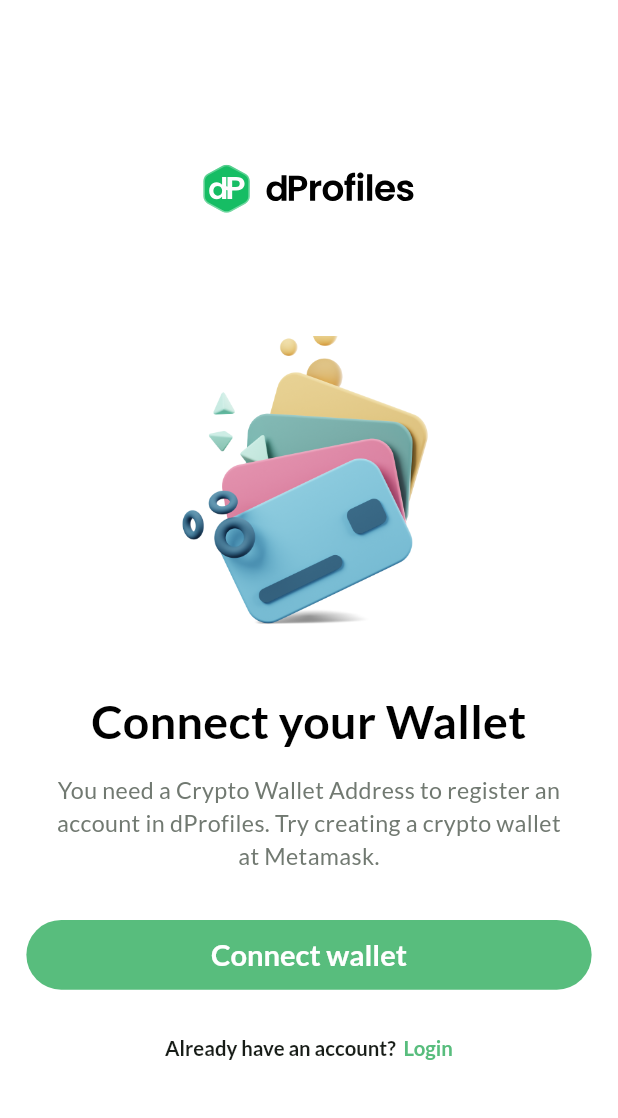
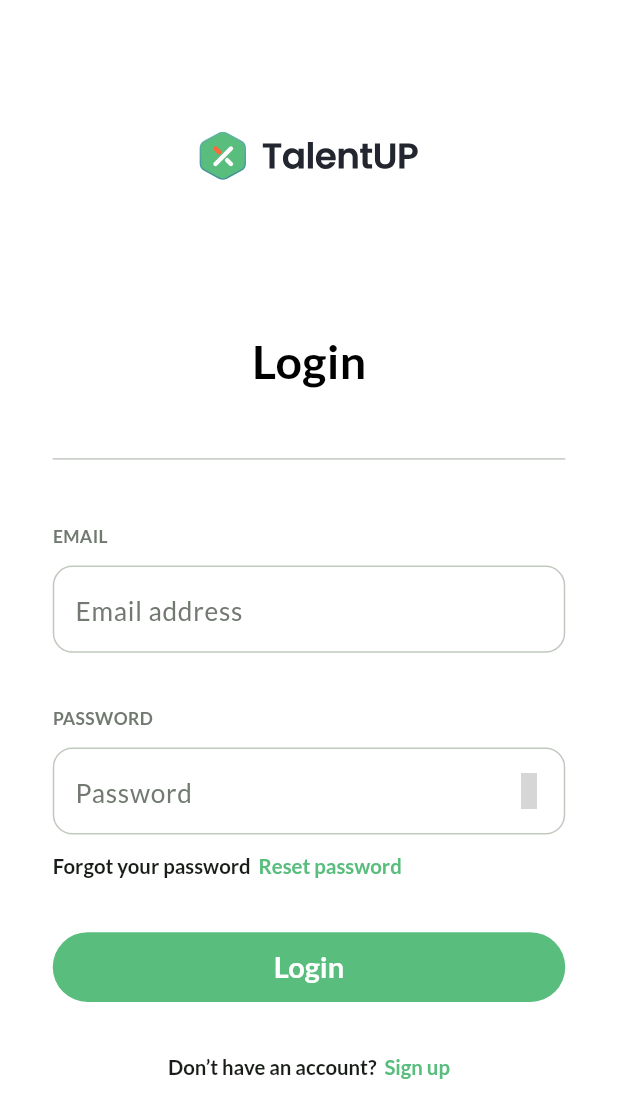
Before and after one commit to lehieusharky/DProfiles-demo, a Flutter app: the screen it shows after launch, on a phone screen of 412 x 824 dp. Shown: the top 1118 px of the screen. Run offline on Flutter 3.47's test engine with Material 3 defaults, Android fonts, the phone set to English and light mode, and no system bars; our stand-ins replace auto_route, dartz, dio, equatable, flex_color_scheme, flutter_bloc and 11 more; missing offline and left inert: ficonsax; accounts and stored records are empty; generated files the repository leaves out were written again; grey boxes are pictures that could not be loaded.

Commit message:
[UI] Sign in

```diff
--- a/lib/src/core/ui/my_text_form_field.dart
+++ b/lib/src/core/ui/my_text_form_field.dart
@@ -14,7 +14,7 @@
   final FocusNode? focusNode;
   final int? maxLines;
   final int? minLines;
-  final TextInputType keyboardType;
+  final TextInputType? keyboardType;
   final AutovalidateMode? autoValidateMode;
   final void Function(String)? onChanged;
   final String? hintText;
@@ -40,7 +40,7 @@
     this.textStyle,
     this.maxLines,
     this.height,
-    required this.keyboardType,
+    this.keyboardType,
     this.autoValidateMode,
     this.hintText,
     this.onChanged,
@@ -130,12 +130,12 @@
               widget.borderRadius ?? context.sizeWidth(12)),
           borderSide: BorderSide(
               color: widget.defaultBorderColor ??
-                  Theme.of(context).colorScheme.outline,
-              width: 0.5),
+                  Theme.of(context).colorScheme.outlineVariant,
+              width: 1),
         ),
         focusedBorder: OutlineInputBorder(
           borderRadius: BorderRadius.circular(
-              widget.borderRadius ?? context.sizeWidth(16)),
+              widget.borderRadius ?? context.sizeWidth(12)),
           borderSide: BorderSide(color: colorScheme(context).primary, width: 1),
         ),
         prefixIcon: widget.prefixIcon,
@@ -169,7 +169,9 @@
           borderSide:
               BorderSide(color: colorScheme(context).primary, width: 0.5),
         ),
-        hintStyle: AppFont().fontTheme(context).labelMedium,
+        hintStyle: AppFont()
+            .fontTheme(context, color: colorScheme(context).outline)
+            .labelSmall,
       ),
     );
   }
--- a/lib/src/features/auth/presentation/sign_in/page/sign_in_page.dart
+++ b/lib/src/features/auth/presentation/sign_in/page/sign_in_page.dart
@@ -1,17 +1,162 @@
 import 'package:auto_route/auto_route.dart';
+import 'package:demo_dprofiles/src/core/app_responsive.dart';
+import 'package:demo_dprofiles/src/core/ui/my_button.dart';
 import 'package:demo_dprofiles/src/core/ui/my_scaffold.dart';
+import 'package:demo_dprofiles/src/core/ui/my_text_form_field.dart';
+import 'package:demo_dprofiles/src/routes/app_route.gr.dart';
+import 'package:demo_dprofiles/src/theme/app_color_scheme.dart';
+import 'package:demo_dprofiles/src/theme/app_text_style.dart';
+import 'package:demo_dprofiles/src/theme/assets.gen.dart';
+import 'package:flutter/gestures.dart';
 import 'package:flutter/material.dart';
 
 @RoutePage()
-class SignInPage extends StatelessWidget {
+class SignInPage extends StatefulWidget {
   const SignInPage({super.key});
 
   @override
+  State<SignInPage> createState() => _SignInPageState();
+}
+
+class _SignInPageState extends State<SignInPage> {
+  final _emailController = TextEditingController();
+  final _passwordController = TextEditingController();
+  @override
   Widget build(BuildContext context) {
-    return const MyScaffold(
+    return MyScaffold(
+      horizontalMargin: 32,
       body: Column(
         children: [
-
+          Padding(
+            padding: context.padding(top: 20, bottom: 90),
+            child: Row(
+              mainAxisAlignment: MainAxisAlignment.center,
+              children: [
+                Assets.icons.logos.talentUpLogo.svg(),
+                context.sizedBox(width: 9),
+                Assets.icons.logos.talentUpBlack.svg(),
+              ],
+            ),
+          ),
+          Text(
+            'Login',
+            style: AppFont()
+                .fontTheme(context, weight: FontWeight.w700)
+                .headlineMedium,
+          ),
+          Padding(
+            padding: context.padding(vertical: 32),
+            child: Divider(
+              thickness: 1,
+              color: colorScheme(context).outlineVariant,
+            ),
+          ),
+          Column(
+            mainAxisSize: MainAxisSize.min,
+            crossAxisAlignment: CrossAxisAlignment.start,
+            children: [
+              Padding(
+                padding: context.padding(bottom: 10),
+                child: Text(
+                  'EMAIL',
+                  style: AppFont()
+                      .fontTheme(context,
+                          weight: FontWeight.w700,
+                          color: colorScheme(context).outline)
+                      .bodySmall,
+                ),
+              ),
+              MyTextFormField(
+                controller: _emailController,
+                hintText: 'Email address',
+                keyboardType: TextInputType.emailAddress,
+              ),
+            ],
+          ),
+          Padding(
+            padding: context.padding(top: 32),
+            child: Column(
+              mainAxisSize: MainAxisSize.min,
+              crossAxisAlignment: CrossAxisAlignment.start,
+              children: [
+                Padding(
+                  padding: context.padding(bottom: 10),
+                  child: Text(
+                    'PASSWORD',
+                    style: AppFont()
+                        .fontTheme(context,
+                            weight: FontWeight.w700,
+                            color: colorScheme(context).outline)
+                        .bodySmall,
+                  ),
+                ),
+                MyTextFormField(
+                  controller: _passwordController,
+                  hintText: 'Password',
+                  isPasswordField: true,
+                  keyboardType: TextInputType.emailAddress,
+                ),
+                Padding(
+                  padding: context.padding(top: 12),
+                  child: RichText(
+                      text: TextSpan(children: [
+                    TextSpan(
+                      text: 'Forgot your password  ',
+                      style: AppFont()
+                          .fontTheme(
+                            context,
+                            weight: FontWeight.w700,
+                            color: colorScheme(context).onBackground,
+                          )
+                          .bodyMedium,
+                    ),
+                    TextSpan(
+                      text: 'Reset password',
+                      style: AppFont()
+                          .fontTheme(context,
+                              color: colorScheme(context).primary,
+                              weight: FontWeight.w700)
+                          .bodyMedium,
+                      recognizer: TapGestureRecognizer()
+                        ..onTap =
+                            () => context.router.push(const SignUpRoute()),
+                    ),
+                  ])),
+                )
+              ],
+            ),
+          ),
+          Padding(
+            padding: context.padding(vertical: 32),
+            child: MyButton(
+              width: context.width,
+              onPressed: () {},
+              title: 'Login',
+            ),
+          ),
+          RichText(
+              text: TextSpan(children: [
+            TextSpan(
+              text: 'Don’t have an account?  ',
+              style: AppFont()
+                  .fontTheme(
+                    context,
+                    weight: FontWeight.w700,
+                    color: colorScheme(context).onBackground,
+                  )
+                  .bodyMedium,
+            ),
+            TextSpan(
+              text: 'Sign up',
+              style: AppFont()
+                  .fontTheme(context,
+                      color: colorScheme(context).primary,
+                      weight: FontWeight.w700)
+                  .bodyMedium,
+              recognizer: TapGestureRecognizer()
+                ..onTap = () => context.router.push(const SignUpRoute()),
+            ),
+          ]))
         ],
       ),
     );
--- a/lib/src/routes/app_route.dart
+++ b/lib/src/routes/app_route.dart
@@ -7,11 +7,8 @@
   List<AutoRoute> get routes => [
         AutoRoute(path: '/onboarding', page: OnboardingRoute.page),
         AutoRoute(path: '/dashboard', page: DashboardRoute.page),
-        AutoRoute(
-            path: '/connect_wallet',
-            initial: true,
-            page: ConnectWalletRoute.page),
-        AutoRoute(path: '/sign_in', page: SignInRoute.page),
+        AutoRoute(path: '/connect_wallet', page: ConnectWalletRoute.page),
+        AutoRoute(path: '/sign_in', initial: true, page: SignInRoute.page),
         AutoRoute(path: '/sign_up', page: SignUpRoute.page),
       ];
 }
--- a/lib/src/theme/assets.gen.dart
+++ b/lib/src/theme/assets.gen.dart
@@ -40,8 +40,17 @@
   SvgGenImage get dprofilesBlack =>
       const SvgGenImage('assets/icons/logos/dprofiles_black.svg');
 
+  /// File path: assets/icons/logos/talent_up_black.svg
+  SvgGenImage get talentUpBlack =>
+      const SvgGenImage('assets/icons/logos/talent_up_black.svg');
+
+  /// File path: assets/icons/logos/talent_up_logo.svg
+  SvgGenImage get talentUpLogo =>
+      const SvgGenImage('assets/icons/logos/talent_up_logo.svg');
+
   /// List of all assets
-  List<SvgGenImage> get values => [dWhitePGreen, dWhitePWhite, dprofilesBlack];
+  List<SvgGenImage> get values =>
+      [dWhitePGreen, dWhitePWhite, dprofilesBlack, talentUpBlack, talentUpLogo];
 }
 
 class $AssetsImagesAuthGen {
```
Also changed, not shown: assets/icons/logos/talent_up_black.svg (added), assets/icons/logos/talent_up_logo.svg (added).
